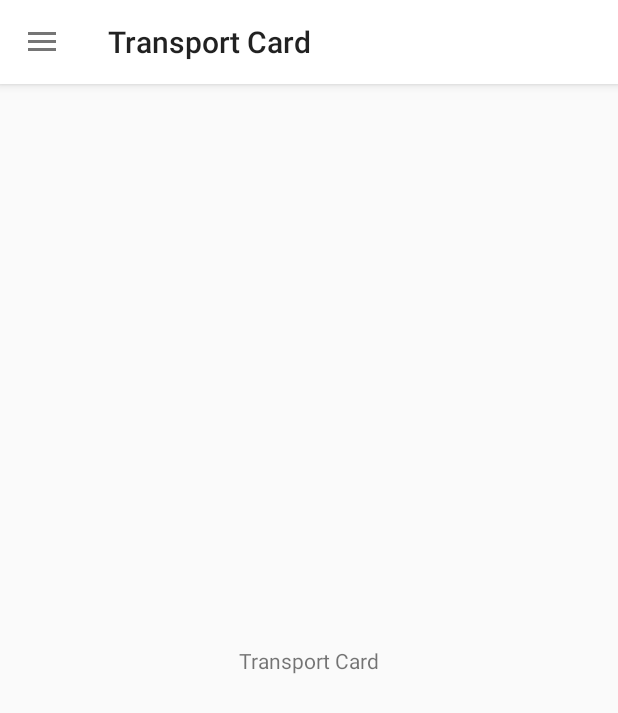
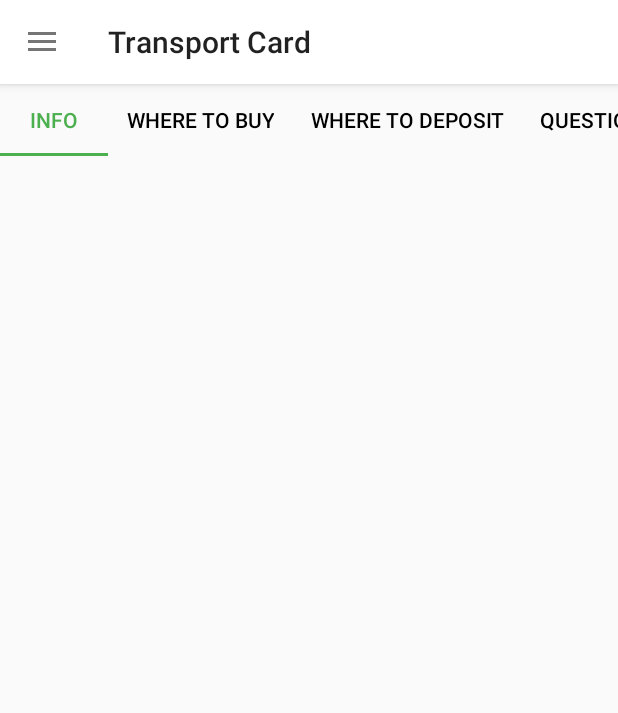
Before and after one commit to sergeykamyshov/RostovTransport, an Android app: the fragment TransportCardFragment placed in its activity, on a phone screen of 412 x 824 dp. Shown: the top 713 px of the screen. Run offline under Robolectric (Android 15) with nearby library versions, the phone set to English and light mode, and no system bars; our stand-ins replace Dagger/Hilt's generated code, Picasso; pictures from the network do not load.

Commit message:
Added tabs on Transport Card screen

```diff
--- a/app/src/main/java/ru/sergeykamyshov/rostovtransport/ui/card/TransportCardFragment.kt
+++ b/app/src/main/java/ru/sergeykamyshov/rostovtransport/ui/card/TransportCardFragment.kt
@@ -1,6 +1,9 @@
 package ru.sergeykamyshov.rostovtransport.ui.card
 
+import android.content.res.Configuration
 import android.os.Bundle
+import android.support.design.widget.TabLayout
+import android.support.v4.view.ViewPager
 import android.view.LayoutInflater
 import android.view.View
 import android.view.ViewGroup
@@ -18,6 +21,19 @@ class TransportCardFragment : BaseFragment() {
 
         setActionBarTitle(R.string.title_transport_card)
 
+        // Настраиваем переключение по вкладкам
+        val viewPager = view.findViewById<ViewPager>(R.id.vp_card)
+        // Используем childFragmentManager для корректного поведения фрагментов на вкладках,
+        // т.к. они находятся внутри фрагмента "Транспортная карта"
+        viewPager.adapter = TransportCardTabsAdapter(activity, childFragmentManager)
+        val tabLayout = view.findViewById<TabLayout>(R.id.tab_card)
+        tabLayout?.setupWithViewPager(viewPager)
+        // В портретной ориентации все вкладки не вмещаются, поэтому по умолчанию они scrollable,
+        // но в горизонтальной ориентации больше места, поэтому меняем настройку только при повороте экрана
+        if (Configuration.ORIENTATION_LANDSCAPE == activity?.resources?.configuration?.orientation) {
+            tabLayout.tabMode = TabLayout.MODE_FIXED
+        }
+
         return view
     }
 }
--- /dev/null
+++ b/app/src/main/java/ru/sergeykamyshov/rostovtransport/ui/card/TransportCardTabsAdapter.kt
@@ -0,0 +1,36 @@
+package ru.sergeykamyshov.rostovtransport.ui.card
+
+import android.content.Context
+import android.support.v4.app.Fragment
+import android.support.v4.app.FragmentManager
+import android.support.v4.app.FragmentPagerAdapter
+import ru.sergeykamyshov.rostovtransport.R
+import ru.sergeykamyshov.rostovtransport.ui.card.info.CardInfoFragment
+
+/**
+ * Адаптер экрана "Транспортная карта" для формирования вкладок
+ */
+class TransportCardTabsAdapter(var mContext: Context?, fm: FragmentManager?) : FragmentPagerAdapter(fm) {
+
+    override fun getItem(position: Int): Fragment {
+        when (position) {
+            0 -> return CardInfoFragment.newInstance()
+            1 -> return CardInfoFragment.newInstance()
+            2 -> return CardInfoFragment.newInstance()
+            3 -> return CardInfoFragment.newInstance()
+        }
+        return CardInfoFragment.newInstance()
+    }
+
+    override fun getCount() = 4
+
+    override fun getPageTitle(position: Int): CharSequence? {
+        when (position) {
+            0 -> return mContext?.getString(R.string.card_tab_title_info)
+            1 -> return mContext?.getString(R.string.card_tab_title_buy)
+            2 -> return mContext?.getString(R.string.card_tab_title_deposit)
+            3 -> return mContext?.getString(R.string.card_tab_title_questions)
+        }
+        return super.getPageTitle(position)
+    }
+}
--- /dev/null
+++ b/app/src/main/java/ru/sergeykamyshov/rostovtransport/ui/card/info/CardInfoFragment.kt
@@ -0,0 +1,11 @@
+package ru.sergeykamyshov.rostovtransport.ui.card.info
+
+import android.support.v4.app.Fragment
+
+class CardInfoFragment : Fragment() {
+
+    companion object {
+        fun newInstance() = CardInfoFragment()
+    }
+
+}
--- a/app/src/main/java/ru/sergeykamyshov/rostovtransport/ui/help/HelpFragment.kt
+++ b/app/src/main/java/ru/sergeykamyshov/rostovtransport/ui/help/HelpFragment.kt
@@ -25,7 +25,7 @@ class HelpFragment : BaseFragment() {
         val viewPager = view.findViewById<ViewPager>(R.id.vp_help)
         // Используем childFragmentManager для корректного поведения фрагментов на вкладках,
         // т.к. они находятся внутри фрагмента "Справка"
-        viewPager.adapter = HelpAdapter(activity, childFragmentManager)
+        viewPager.adapter = HelpTabsAdapter(activity, childFragmentManager)
         val tabLayout = view.findViewById<TabLayout>(R.id.tab_help)
         tabLayout?.setupWithViewPager(viewPager)
         // В портретной ориентации все вкладки не вмещаются, поэтому по умолчанию они scrollable,
--- a/app/src/main/java/ru/sergeykamyshov/rostovtransport/ui/help/HelpAdapter.kt
+++ b/app/src/main/java/ru/sergeykamyshov/rostovtransport/ui/help/HelpTabsAdapter.kt
@@ -9,7 +9,10 @@ import ru.sergeykamyshov.rostovtransport.ui.help.business.BusinessListFragment
 import ru.sergeykamyshov.rostovtransport.ui.help.departments.DepartmentsListFragment
 import ru.sergeykamyshov.rostovtransport.ui.help.stations.StationsListFragment
 
-class HelpAdapter(var mContext: Context?, fm: FragmentManager?) : FragmentPagerAdapter(fm) {
+/**
+ * Адаптер экрана "Справка" для формирования вкладок
+ */
+class HelpTabsAdapter(var mContext: Context?, fm: FragmentManager?) : FragmentPagerAdapter(fm) {
 
     override fun getItem(position: Int): Fragment {
         when (position) {
@@ -17,7 +20,7 @@ class HelpAdapter(var mContext: Context?, fm: FragmentManager?) : FragmentPagerA
             1 -> return StationsListFragment.newInstance()
             2 -> return BusinessListFragment.newInstance()
         }
-        return DepartmentsListFragment()
+        return DepartmentsListFragment.newInstance()
     }
 
     override fun getCount() = 3
--- a/app/src/main/java/ru/sergeykamyshov/rostovtransport/ui/routes/RoutesFragment.kt
+++ b/app/src/main/java/ru/sergeykamyshov/rostovtransport/ui/routes/RoutesFragment.kt
@@ -25,7 +25,7 @@ class RoutesFragment : BaseFragment() {
         val viewPager = view.findViewById<ViewPager>(R.id.vp_routes)
         // Используем childFragmentManager для корректного поведения фрагментов на вкладках,
         // т.к. они находятся внутри фрагмента "Маршруты"
-        viewPager.adapter = RoutesAdapter(activity, childFragmentManager)
+        viewPager.adapter = RoutesTabsAdapter(activity, childFragmentManager)
         val tabLayout = view.findViewById<TabLayout>(R.id.tab_routes)
         tabLayout?.setupWithViewPager(viewPager)
         // В портретной ориентации все вкладки не вмещаются, поэтому по умолчанию они scrollable,
--- a/app/src/main/java/ru/sergeykamyshov/rostovtransport/ui/routes/RoutesAdapter.kt
+++ b/app/src/main/java/ru/sergeykamyshov/rostovtransport/ui/routes/RoutesTabsAdapter.kt
@@ -10,7 +10,10 @@ import ru.sergeykamyshov.rostovtransport.ui.routes.shuttle.ShuttleListFragment
 import ru.sergeykamyshov.rostovtransport.ui.routes.tram.TramListFragment
 import ru.sergeykamyshov.rostovtransport.ui.routes.trolleybus.TrolleybusListFragment
 
-class RoutesAdapter(var mContext: Context?, fm: FragmentManager?) : FragmentPagerAdapter(fm) {
+/**
+ * Адаптер экрана "Маршруты" для формирования вкладок
+ */
+class RoutesTabsAdapter(var mContext: Context?, fm: FragmentManager?) : FragmentPagerAdapter(fm) {
 
     override fun getItem(position: Int): Fragment {
         when (position) {
@@ -19,7 +22,7 @@ class RoutesAdapter(var mContext: Context?, fm: FragmentManager?) : FragmentPage
             2 -> return TrolleybusListFragment.newInstance()
             3 -> return TramListFragment.newInstance()
         }
-        return ShuttleListFragment()
+        return ShuttleListFragment.newInstance()
     }
 
     override fun getCount() = 4
--- a/app/src/main/res/layout/fragment_card.xml
+++ b/app/src/main/res/layout/fragment_card.xml
@@ -1,20 +1,22 @@
 <?xml version="1.0" encoding="utf-8"?>
-<android.support.constraint.ConstraintLayout
+<LinearLayout
     xmlns:android="http://schemas.android.com/apk/res/android"
     xmlns:app="http://schemas.android.com/apk/res-auto"
-    xmlns:tools="http://schemas.android.com/tools"
     android:layout_width="match_parent"
-    android:layout_height="match_parent">
+    android:layout_height="wrap_content"
+    android:orientation="vertical">
 
-    <TextView
-        android:id="@+id/tv_card_test"
-        android:layout_width="wrap_content"
+    <android.support.design.widget.TabLayout
+        android:id="@+id/tab_card"
+        android:layout_width="match_parent"
         android:layout_height="wrap_content"
-        android:layout_marginBottom="8dp"
-        android:layout_marginTop="8dp"
-        android:text="Transport Card"
-        app:layout_constraintBottom_toBottomOf="parent"
-        app:layout_constraintEnd_toEndOf="parent"
-        app:layout_constraintStart_toStartOf="parent"
-        app:layout_constraintTop_toTopOf="parent"/>
-</android.support.constraint.ConstraintLayout>
+        app:tabGravity="fill"
+        app:tabMode="scrollable"
+        app:tabSelectedTextColor="@color/color_accent"
+        app:tabTextColor="@color/color_text"/>
+
+    <android.support.v4.view.ViewPager
+        android:id="@+id/vp_card"
+        android:layout_width="match_parent"
+        android:layout_height="match_parent"/>
+</LinearLayout>
--- a/app/src/main/res/values/strings.xml
+++ b/app/src/main/res/values/strings.xml
@@ -35,6 +35,12 @@
     <string name="help_tab_title_stations">Stations</string>
     <string name="help_tab_title_business">Business</string>
 
+    <!--Транспортная карта-->
+    <string name="card_tab_title_info">Info</string>
+    <string name="card_tab_title_buy">Where to buy</string>
+    <string name="card_tab_title_deposit">Where to deposit</string>
+    <string name="card_tab_title_questions">Questions</string>
+
     <!--Экран "О проекте"-->
     <string name="about_team_photo">Team photo</string>
     <string name="about_short_desc_title">About project</string>
```
Also changed, not shown: 1 other file.
